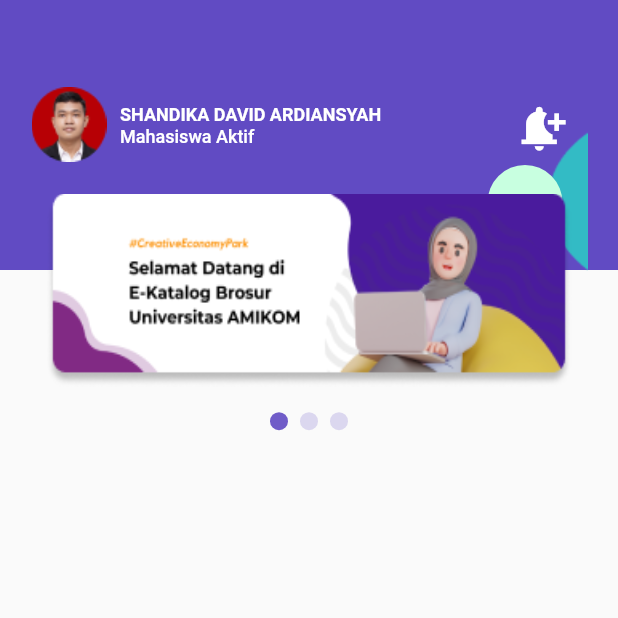
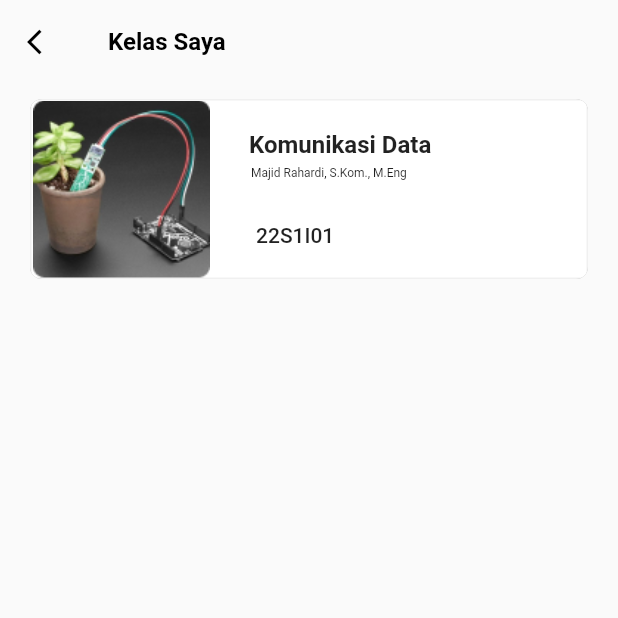
Before and after one commit to shandikadav/kampusku-app, a Flutter app: the screen it shows after launch, after a tap on "Login", on a phone screen of 412 x 824 dp, the top half of it. Run offline on Flutter 3.47's test engine with Material 2 defaults, Android fonts, the phone set to English and light mode, and no system bars; drawn by our look-alikes of carousel_slider.

Commit message:
menambahkan menu kelas

```diff
--- a/lib/main.dart
+++ b/lib/main.dart
@@ -1,5 +1,6 @@
 import 'package:flutter/material.dart';
 import 'package:kampusku_app/pages/homepage.dart';
+import 'package:kampusku_app/pages/kelas_page.dart';
 import 'package:kampusku_app/pages/login_page.dart';
 import 'package:kampusku_app/pages/splash_page.dart';
 
@@ -18,6 +19,7 @@ class MyApp extends StatelessWidget {
         '/': (context) => SplashPages(),
         '/login': (context) => LoginPage(),
         '/homepage': (context) => HomePage(),
+        '/kelaspage': (context) => KelasPage(),
       },
     );
   }
--- /dev/null
+++ b/lib/pages/kelas_page.dart
@@ -0,0 +1,103 @@
+import 'package:flutter/material.dart';
+
+class KelasPage extends StatelessWidget {
+  const KelasPage({super.key});
+
+  @override
+  Widget build(BuildContext context) {
+    return MaterialApp(
+      debugShowCheckedModeBanner: false,
+      home: Scaffold(
+        appBar: AppBar(
+          leading: IconButton(
+            highlightColor: Colors.transparent,
+            splashColor: Colors.transparent,
+            onPressed: () {},
+            icon: Icon(
+              Icons.arrow_back_ios,
+              size: 20,
+              color: Colors.black,
+            ),
+          ),
+          backgroundColor: Colors.transparent,
+          titleTextStyle: TextStyle(
+            color: Colors.black,
+            fontWeight: FontWeight.bold,
+            fontSize: 16,
+          ),
+          elevation: 0,
+          title: Text("Kelas Saya"),
+        ),
+        body: ListView.builder(
+            itemCount: 1,
+            itemBuilder: (context, index) {
+              return Padding(
+                padding: const EdgeInsets.only(right: 20, left: 20, top: 10),
+                child: ClipRRect(
+                  borderRadius: BorderRadiusDirectional.circular(8),
+                  child: Container(
+                    height: 120,
+                    decoration: BoxDecoration(
+                        boxShadow: [
+                          BoxShadow(color: Colors.black, blurRadius: 100.0),
+                        ],
+                        color: Colors.white,
+                        border: Border.all(
+                            color: const Color.fromARGB(15, 0, 0, 0))),
+                    child: Stack(
+                      children: [
+                        Row(
+                          children: [
+                            ClipRRect(
+                              child: Image.asset(
+                                "assets/foto_matkul1.png",
+                                height: 120,
+                                width: 120,
+                              ),
+                            ),
+                            Padding(
+                              padding: const EdgeInsets.only(left: 25, top: 20),
+                              child: Column(
+                                children: [
+                                  Text(
+                                    "Komunikasi Data",
+                                    style: TextStyle(
+                                        fontWeight: FontWeight.bold,
+                                        fontSize: 16),
+                                  ),
+                                  SizedBox(
+                                    height: 5,
+                                  ),
+                                  Padding(
+                                    padding: const EdgeInsets.only(right: 15),
+                                    child: Text(
+                                      "Majid Rahardi, S.Kom., M.Eng",
+                                      style: TextStyle(fontSize: 8),
+                                    ),
+                                  ),
+                                  Spacer(),
+                                  Padding(
+                                    padding: const EdgeInsets.only(
+                                        right: 60, bottom: 20),
+                                    child: Text(
+                                      "22S1I01",
+                                      style: TextStyle(
+                                          fontWeight: FontWeight.w500,
+                                          fontSize: 14),
+                                    ),
+                                  )
+                                ],
+                              ),
+                            ),
+                          ],
+                        ),
+                      ],
+                    ),
+                  ),
+                ),
+              );
+            }),
+      ),
+    );
+  }
+}
--- a/lib/pages/login_page.dart
+++ b/lib/pages/login_page.dart
@@ -1,5 +1,6 @@
 import 'package:flutter/material.dart';
 import 'package:kampusku_app/pages/homepage.dart';
+import 'package:kampusku_app/pages/kelas_page.dart';
 
 class LoginPage extends StatefulWidget {
   const LoginPage({super.key});
@@ -78,7 +79,7 @@ class _LoginPageState extends State<LoginPage> {
                 onPressed: () {
                   Navigator.push(
                     context,
-                    MaterialPageRoute(builder: (context) => HomePage()),
+                    MaterialPageRoute(builder: (context) =>KelasPage()),
                   );
                 },
                 child: Text(
```
Also changed, not shown: assets/foto_matkul1.png (added).
